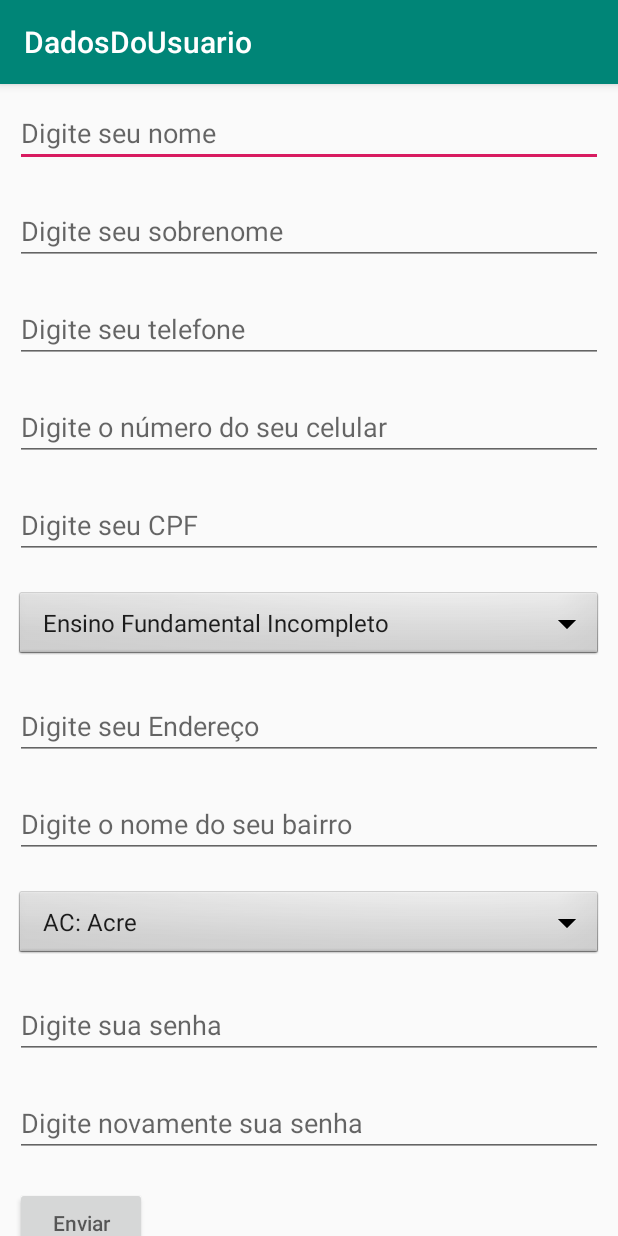
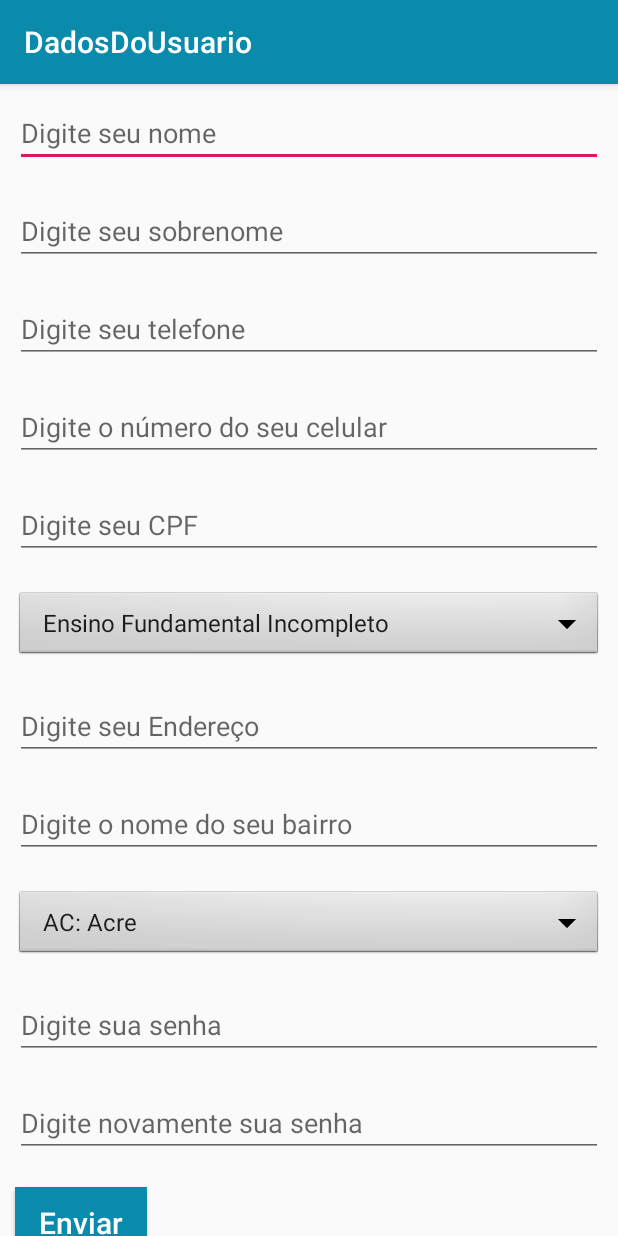
Before and after one commit to ygormacedo/Dados-do-Usuario, an Android app: the screen it shows after launch (MainActivity), on a phone screen of 412 x 824 dp. Run offline under Robolectric (Android 15) with nearby library versions, the phone set to English and light mode, and no system bars.

Commit message:
Formulário de novo usuário finish

```diff
--- a/app/src/main/res/layout/activity_main.xml
+++ b/app/src/main/res/layout/activity_main.xml
@@ -138,6 +138,9 @@
                 android:hint="@string/sendForms"
                 android:layout_below="@id/confirmationPassword"
                 android:layout_margin="@dimen/margin_default"
+                android:textColorHint="@android:color/white"
+                android:background="@color/colorPrimary"
+                android:textSize="20sp"
                 />
 
         </RelativeLayout>
--- a/app/src/main/res/values/colors.xml
+++ b/app/src/main/res/values/colors.xml
@@ -1,6 +1,7 @@
 <?xml version="1.0" encoding="utf-8"?>
 <resources>
-    <color name="colorPrimary">#008577</color>
+    <color name="colorPrimary">#0B8BAC</color>
+    <color name="colorSegundary">#008577</color>
     <color name="colorPrimaryDark">#00574B</color>
     <color name="colorAccent">#D81B60</color>
 </resources>
```
